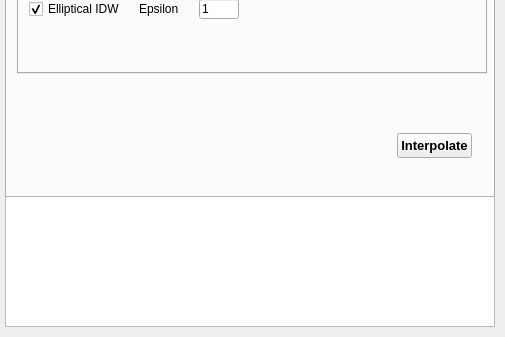
First picture: the form in curvilinear_coordinator_dialog_base.ui, repository zaarcvon/curvicoord, before the edit; both pictures show x 0 to 505 and y 313 to 650 of the 505 by 650 pixel window.
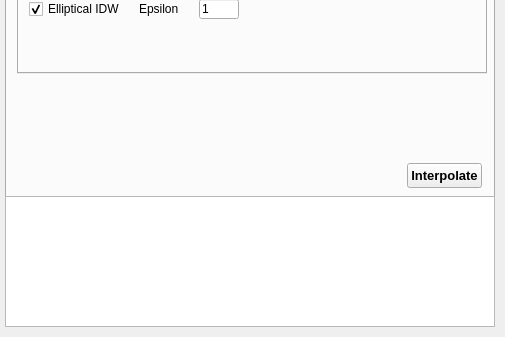
Second picture: the form after the edit. The open tabs and pages were chosen to show the change. Custom widgets are drawn as their Qt base class.

```diff
--- a/curvilinear_coordinator_dialog_base.ui
+++ b/curvilinear_coordinator_dialog_base.ui
@@ -726,8 +726,8 @@
     <widget class="QPushButton" name="Interpolate_PushButton">
      <property name="geometry">
       <rect>
-       <x>390</x>
-       <y>420</y>
+       <x>400</x>
+       <y>450</y>
        <width>75</width>
        <height>25</height>
       </rect>
```
Left out of the diff: 4 changed lines with no effect on the pictures.
